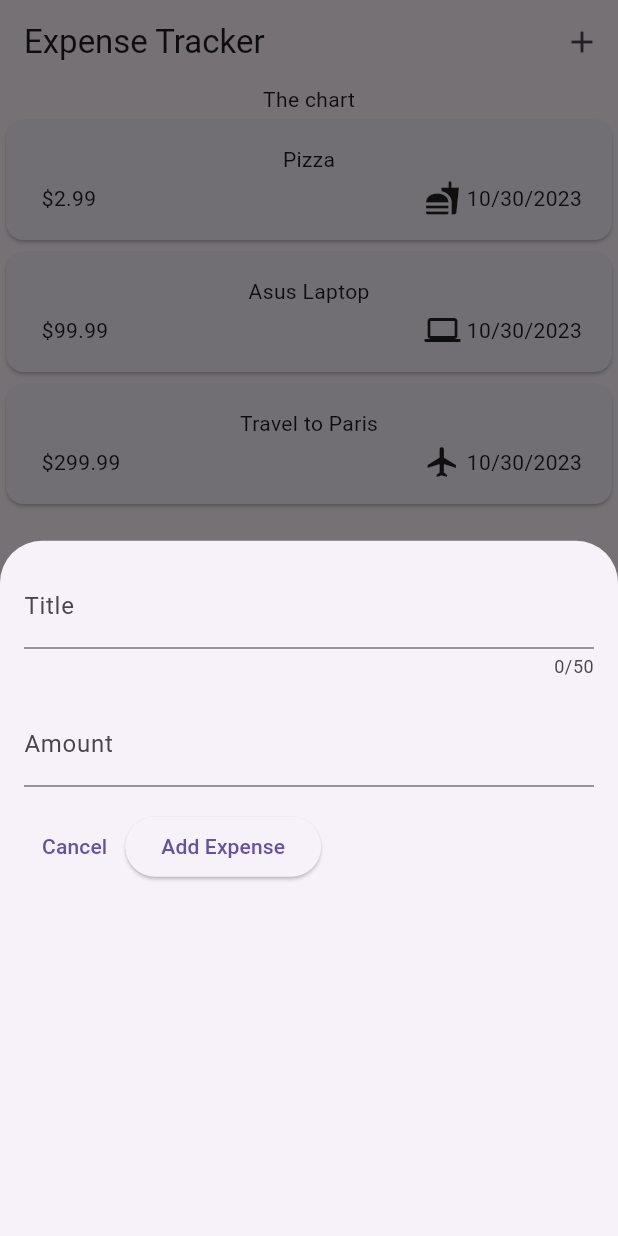
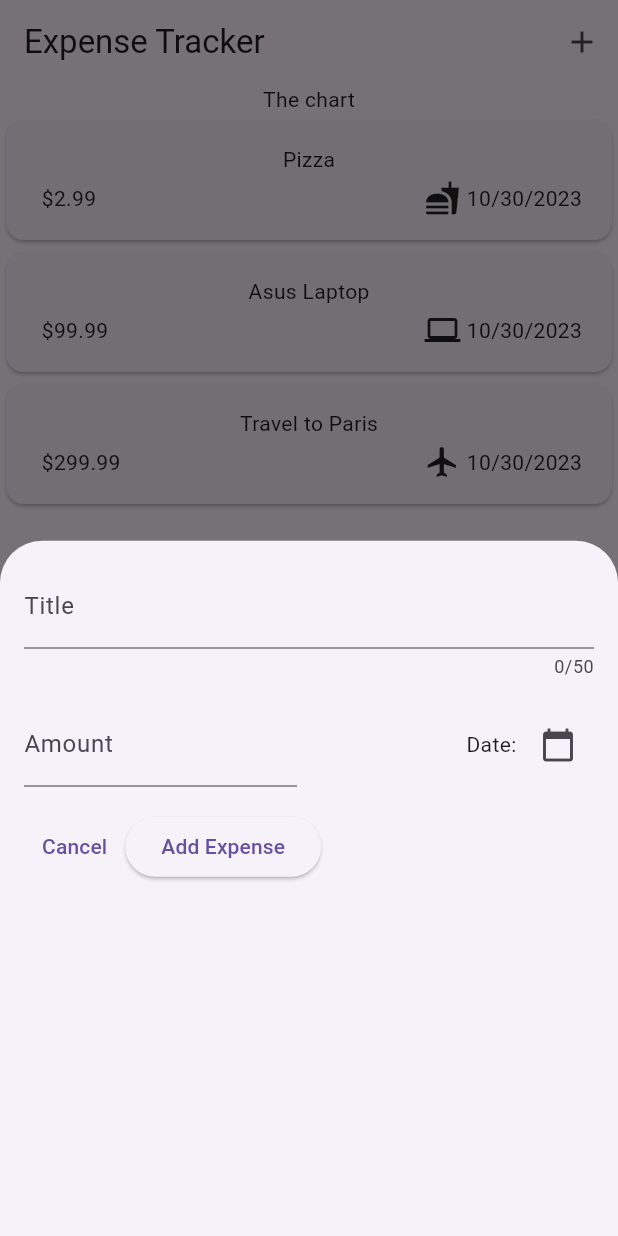
Before and after one commit to Rishi-Mishra0704/expense_app, a Flutter app: the screen it shows after launch, after a tap on the "add" icon, on a phone screen of 412 x 824 dp. Run offline on Flutter 3.47's test engine with Material 2 defaults, Android fonts, the phone set to English and light mode, and no system bars.

Commit message:
add date picker

```diff
--- a/lib/widgets/new_expense.dart
+++ b/lib/widgets/new_expense.dart
@@ -12,6 +12,15 @@ class NewExpense extends StatefulWidget {
 class _NewExpenseState extends State<NewExpense> {
   final _titleController = TextEditingController();
   final _amountController = TextEditingController();
+
+  void _presentDatePicker() {
+    showDatePicker(
+      context: context,
+      initialDate: DateTime.now(),
+      firstDate: DateTime.now().subtract(const Duration(days: 365)),
+      lastDate: DateTime.now(),
+    );
+  }
 
   @override
   void dispose() {
@@ -34,13 +43,33 @@ class _NewExpenseState extends State<NewExpense> {
             ),
           ),
           const SizedBox(height: 16),
-          TextField(
+          Row(
+            children: [
+              Expanded(
+                child: TextField(
                   controller: _amountController,
                   keyboardType: TextInputType.number,
                   decoration: const InputDecoration(
                     prefixText: '\$ ',
                     labelText: 'Amount',
                   ),
+                ),
+              ),
+              const SizedBox(width: 16),
+              Expanded(
+                child: Row(
+                  mainAxisAlignment: MainAxisAlignment.end,
+                  crossAxisAlignment: CrossAxisAlignment.center,
+                  children: [
+                    const Text('Date: '),
+                    IconButton(
+                      onPressed: _presentDatePicker,
+                      icon: const Icon(Icons.calendar_today),
+                    ),
+                  ],
+                ),
+              ),
+            ],
           ),
           const SizedBox(height: 16),
           Row(
```
Lines whose indentation alone changed are shown as unchanged.
